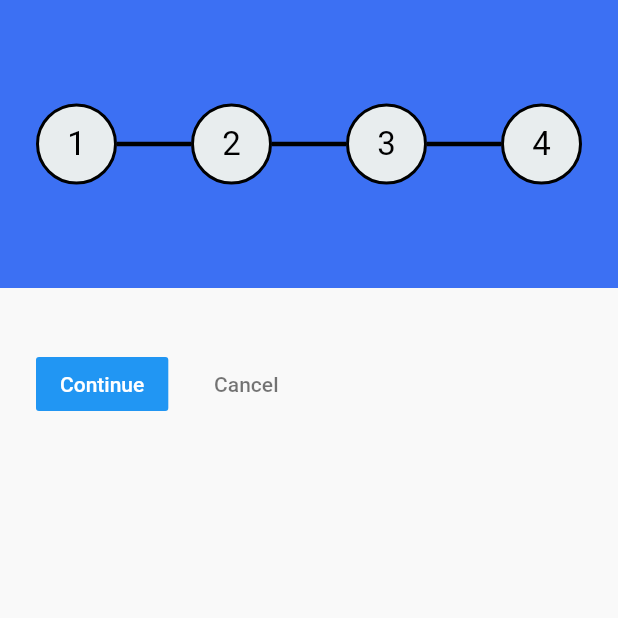
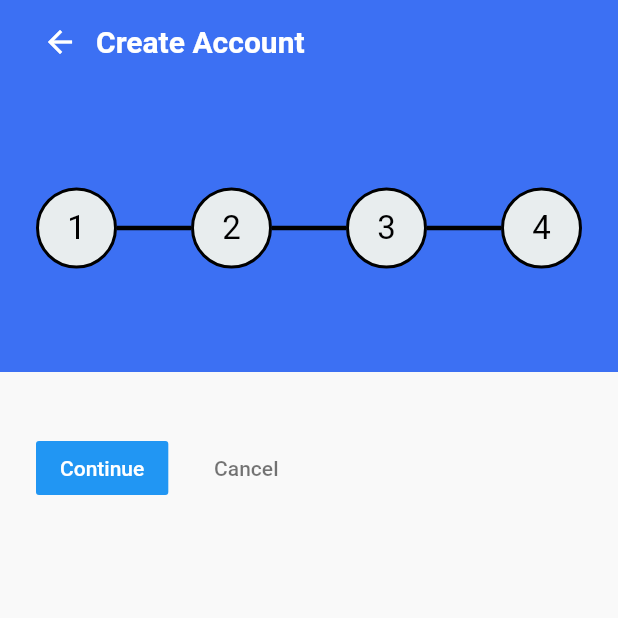
Before and after one commit to vikasp52/register_flutter_app, a Flutter app: the screen it shows after launch, after a tap on an icon or button, on a phone screen of 412 x 824 dp, the top half of it. Run offline on Flutter 3.47's test engine with Material 2 defaults, Android fonts, the phone set to English and light mode, and no system bars; statements that could not run were skipped.

```diff
--- a/lib/main.dart
+++ b/lib/main.dart
@@ -1,4 +1,5 @@
 import 'package:flutter/material.dart';
+import 'package:registerflutterapp/screens/step1_screen.dart';
 import 'package:registerflutterapp/utils/colors.dart';
 import 'package:registerflutterapp/widget/custom_background.dart';
 import 'package:registerflutterapp/widget/custom_stepper.dart';
@@ -54,6 +55,36 @@ class _MyHomePageState extends State<MyHomePage> {
   Widget build(BuildContext context) {
     return Scaffold(
       backgroundColor: AllColors().backgroundColor,
+      appBar: stepCounter != 0
+          ? AppBar(
+        backgroundColor: AllColors().stepperBackgroundColor,
+              elevation: 0.0,
+              title: Row(
+                children: <Widget>[
+                  IconButton(
+                      icon: Icon(
+                        Icons.arrow_back,
+                        color: AllColors().whiteColor,
+                      ),
+                      onPressed: (){
+                        setState(() {
+                          stepCounter < steps.length - 1
+                              ? stepCounter += 1
+                              : stepCounter = 0;
+                        });
+                      }),
+                  Text(
+                    'Create Account',
+                    style: TextStyle(
+                      color: AllColors().whiteColor,
+                      fontSize: 20.0,
+                      fontWeight: FontWeight.bold,
+                    ),
+                  )
+                ],
+              ),
+            )
+          : null,
       body: Column(
         mainAxisSize: MainAxisSize.min,
         children: <Widget>[
@@ -69,10 +100,9 @@ class _MyHomePageState extends State<MyHomePage> {
                 controlsBuilder: (BuildContext context,
                     {VoidCallback onStepContinue, VoidCallback onStepCancel}) {
                   if (stepCounter == 0) {
-                    return MaterialButton(
-                        color: Colors.amber,
-                        onPressed: onStepContinue,
-                        child: Text('Vikas1'));
+                    return Screen1(
+                      onPressed: onStepContinue,
+                    );
                   } else if (stepCounter == 1) {
                     return MaterialButton(
                         color: Colors.grey,
@@ -83,8 +113,7 @@ class _MyHomePageState extends State<MyHomePage> {
                         color: Colors.blueAccent,
                         onPressed: onStepContinue,
                         child: Text('Vikas3'));
-                  }
-                  else if (stepCounter == 3) {
+                  } else if (stepCounter == 3) {
                     return MaterialButton(
                         color: Colors.cyan,
                         onPressed: onStepContinue,
--- a/lib/utils/colors.dart
+++ b/lib/utils/colors.dart
@@ -7,5 +7,8 @@ class AllColors{
   Color nextButtonBackgroundColor = const Color(0xff6f9cef);
   Color labelColor = const Color(0xffd4d4d4);
   Color backgroundColor = const Color(0xfff9f9f9);
+  Color finansTextColor = const Color(0xff3f6efa);
+  Color whiteColor = Colors.white;
+  Color blackColor = Colors.black;
 
 }
```
Also changed, not shown: lib/screens/step1_screen.dart (+78 -0 lines), lib/screens/step2_screen.dart (added, +24 -0 lines), lib/widget/next_button_widget.dart (added, +27 -0 lines).
